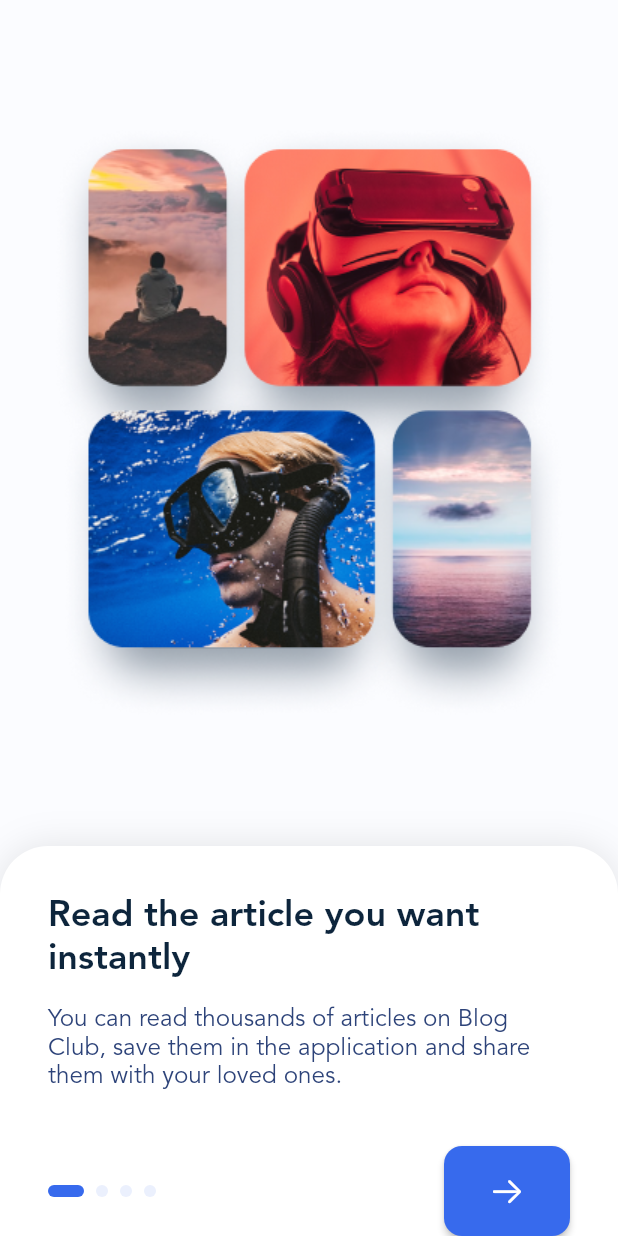
After one commit to hamidreza-ka/blog_club, a Flutter app: the screen it shows after launch, on a phone screen of 412 x 824 dp. The commit adds this screen. Run offline on Flutter 3.47's test engine with Material 2 defaults, Android fonts, the phone set to English and light mode, and no system bars; drawn by our look-alikes of smooth_page_indicator; our stand-ins replace dotted_border, flutter_svg; missing offline and left inert: dart:js.

Commit message:
implement onboardingScreen

```diff
--- a/lib/carousel/carousel_slider.dart
+++ b/lib/carousel/carousel_slider.dart
@@ -2,7 +2,6 @@ library carousel_slider;
 
 import 'dart:async';
 
-import 'package:flutter/foundation.dart';
 import 'package:flutter/gestures.dart';
 import 'package:flutter/material.dart';
 
@@ -265,6 +264,7 @@ class CarouselSliderState extends State<CarouselSlider>
   @override
   Widget build(BuildContext context) {
     return getGestureWrapper(PageView.builder(
+      padEnds: false,
       physics: widget.options.scrollPhysics,
       scrollDirection: widget.options.scrollDirection,
       pageSnapping: widget.options.pageSnapping,
--- a/lib/data.dart
+++ b/lib/data.dart
@@ -39,6 +39,16 @@ class PostData {
       required this.time,
       required this.isBookmarked,
       required this.imageFileName});
+}
+
+class OnBoardingData {
+  final String title;
+  final String description;
+
+  OnBoardingData({
+    required this.title,
+    required this.description,
+  });
 }
 
 class AppDatabase {
@@ -142,4 +152,27 @@ class AppDatabase {
           imageFileName: 'small_post_3.jpg'),
     ];
   }
+
+  static final List<OnBoardingData> onBoardingItems = [
+    OnBoardingData(
+      title: 'Read the article you want instantly',
+      description:
+          'You can read thousands of articles on Blog Club, save them in the application and share them with your loved ones.',
+    ),
+    OnBoardingData(
+      title: 'Read the article you want instantly',
+      description:
+          'You can read thousands of articles on Blog Club, save them in the application and share them with your loved ones.',
+    ),
+    OnBoardingData(
+      title: 'Read the article you want instantly',
+      description:
+          'You can read thousands of articles on Blog Club, save them in the application and share them with your loved ones.',
+    ),
+    OnBoardingData(
+      title: 'Read the article you want instantly',
+      description:
+          'You can read thousands of articles on Blog Club, save them in the application and share them with your loved ones.',
+    ),
+  ];
 }
--- a/lib/gen/assets.gen.dart
+++ b/lib/gen/assets.gen.dart
@@ -5,7 +5,6 @@
 
 import 'package:flutter/widgets.dart';
 import 'package:flutter_svg/flutter_svg.dart';
-import 'package:flutter/services.dart';
 
 class $AssetsImgGen {
   const $AssetsImgGen();
@@ -19,6 +18,8 @@ class $AssetsImgGen {
 class $AssetsImgBackgroundGen {
   const $AssetsImgBackgroundGen();
 
+  AssetGenImage get onboardingImages =>
+      const AssetGenImage('assets/img/background/onboarding_images.png');
   AssetGenImage get splashBackground =>
       const AssetGenImage('assets/img/background/splash_background.png');
 }
--- a/lib/home.dart
+++ b/lib/home.dart
@@ -98,6 +98,7 @@ class _CategoryList extends StatelessWidget {
           disableCenter: true,
           enableInfiniteScroll: false,
           enlargeCenterPage: true,
+          autoPlay: false,
           enlargeStrategy: CenterPageEnlargeStrategy.height),
     );
   }
--- a/lib/main.dart
+++ b/lib/main.dart
@@ -1,6 +1,5 @@
 import 'package:blog_club/gen/fonts.gen.dart';
 import 'package:blog_club/splash.dart';
-import 'package:flutter/cupertino.dart';
 import 'package:flutter/material.dart';
 import 'package:flutter/services.dart';
 
@@ -17,14 +16,22 @@ void main() {
 class MyApp extends StatelessWidget {
   @override
   Widget build(BuildContext context) {
-    final primaryTextColor = Color(0xff0D253C);
-    final secondaryTextColor = Color(0xff2d4379);
+    const primaryColor = Color(0xff376aed);
+    const primaryTextColor = Color(0xff0D253C);
+    const secondaryTextColor = Color(0xff2d4379);
 
     return MaterialApp(
       title: 'Flutter Demo',
       debugShowCheckedModeBanner: false,
       theme: ThemeData(
-        primarySwatch: Colors.blue,
+        colorScheme: const ColorScheme.light(
+          primary: primaryColor,
+          onPrimary: Colors.white,
+          surface: Colors.white,
+          onSurface: primaryTextColor,
+          background: Color(0xfffbfcff),
+          onBackground: primaryTextColor,
+        ),
         textButtonTheme: TextButtonThemeData(
           style: ButtonStyle(
             textStyle: MaterialStateProperty.all(
--- /dev/null
+++ b/lib/onboarding.dart
@@ -0,0 +1,155 @@
+// ignore: unused_import, avoid_web_libraries_in_flutter
+import 'dart:js';
+
+import 'package:blog_club/data.dart';
+import 'package:blog_club/gen/assets.gen.dart';
+import 'package:blog_club/home.dart';
+import 'package:flutter/cupertino.dart';
+import 'package:flutter/material.dart';
+import 'package:smooth_page_indicator/smooth_page_indicator.dart';
+
+class OnBoardingScreen extends StatefulWidget {
+  @override
+  State<OnBoardingScreen> createState() => _OnBoardingScreenState();
+}
+
+class _OnBoardingScreenState extends State<OnBoardingScreen> {
+  final PageController _pageController = PageController();
+  final List<OnBoardingData> onboardingItems = AppDatabase.onBoardingItems;
+
+  int page = 0;
+
+  @override
+  void initState() {
+    _pageController.addListener(() {
+      if (_pageController.page!.round() != page)
+        setState(() {
+          page = _pageController.page!.round();
+        });
+    });
+    super.initState();
+  }
+
+  @override
+  Widget build(BuildContext context) {
+    final ThemeData themeData = Theme.of(context);
+
+    return Scaffold(
+      backgroundColor: themeData.colorScheme.background,
+      body: SafeArea(
+        child: Column(
+          crossAxisAlignment: CrossAxisAlignment.center,
+          children: [
+            Expanded(
+              child: Padding(
+                padding: const EdgeInsets.fromLTRB(0, 32, 0, 32),
+                child: Assets.img.background.onboardingImages.image(),
+              ),
+            ),
+            Container(
+              height: 260,
+              decoration: BoxDecoration(
+                color: themeData.colorScheme.surface,
+                borderRadius: const BorderRadius.only(
+                  topLeft: Radius.circular(32),
+                  topRight: Radius.circular(32),
+                ),
+                boxShadow: [
+                  BoxShadow(
+                    blurRadius: 20,
+                    color: Colors.black.withOpacity(0.1),
+                  ),
+                ],
+              ),
+              child: Column(
+                children: [
+                  Expanded(
+                    child: PageView.builder(
+                        controller: _pageController,
+                        itemCount: onboardingItems.length,
+                        itemBuilder: (context, index) {
+                          return Padding(
+                            padding: const EdgeInsets.all(32),
+                            child: Column(
+                              crossAxisAlignment: CrossAxisAlignment.start,
+                              children: [
+                                Text(
+                                  onboardingItems[index].title,
+                                  style: themeData.textTheme.headline4,
+                                ),
+                                SizedBox(
+                                  height: 16,
+                                ),
+                                Text(
+                                  onboardingItems[index].description,
+                                  style: themeData.textTheme.subtitle1!
+                                      .apply(fontSizeFactor: 0.9),
+                                ),
+                              ],
+                            ),
+                          );
+                        }),
+                  ),
+                  Container(
+                    height: 60,
+                    padding: EdgeInsets.fromLTRB(32, 0, 32, 0),
+                    child: Row(
+                      mainAxisAlignment: MainAxisAlignment.spaceBetween,
+                      crossAxisAlignment: CrossAxisAlignment.center,
+                      children: [
+                        SmoothPageIndicator(
+                          controller: _pageController,
+                          count: onboardingItems.length,
+                          effect: ExpandingDotsEffect(
+                            dotWidth: 8,
+                            dotHeight: 8,
+                            activeDotColor: themeData.colorScheme.primary,
+                            dotColor:
+                                themeData.colorScheme.primary.withOpacity(0.1),
+                          ),
+                          onDotClicked: (index) =>
+                              _pageController.animateToPage(
+                            index,
+                            duration: Duration(milliseconds: 500),
+                            curve: Curves.decelerate,
+                          ),
+                        ),
+                        ElevatedButton(
+                          style: ButtonStyle(
+                            minimumSize:
+                                MaterialStateProperty.all(const Size(84, 60)),
+                            shape: MaterialStateProperty.all(
+                              RoundedRectangleBorder(
+                                borderRadius: BorderRadius.circular(12),
+                              ),
+                            ),
+                          ),
+                          child: Icon(page == onboardingItems.length - 1
+                              ? CupertinoIcons.check_mark
+                              : CupertinoIcons.arrow_right),
+                          onPressed: () {
+                            if (page == onboardingItems.length - 1)
+                              Navigator.pushReplacement(
+                                context,
+                                MaterialPageRoute(builder: (context) => Home()),
+                              );
+                            else
+                              _pageController.animateToPage(
+                                page + 1,
+                                duration: Duration(milliseconds: 500),
+                                curve: Curves.decelerate,
+                              );
+                          },
+                        )
+                      ],
+                    ),
+                  )
+                ],
+              ),
+            )
+          ],
+        ),
+      ),
+    );
+  }
+}
--- a/lib/splash.dart
+++ b/lib/splash.dart
@@ -1,8 +1,25 @@
 import 'package:blog_club/gen/assets.gen.dart';
-import 'package:flutter/cupertino.dart';
+import 'package:blog_club/onboarding.dart';
 import 'package:flutter/material.dart';
 
-class SplashScreen extends StatelessWidget {
+class SplashScreen extends StatefulWidget {
+  @override
+  State<SplashScreen> createState() => _SplashScreenState();
+}
+
+class _SplashScreenState extends State<SplashScreen> {
+  @override
+  void initState() {
+    Future.delayed(
+      const Duration(seconds: 2),
+    ).then((value) => Navigator.pushReplacement(
+          context,
+          MaterialPageRoute(builder: (context) => OnBoardingScreen()),
+        ));
+
+    super.initState();
+  }
+
   @override
   Widget build(BuildContext context) {
     return Scaffold(
@@ -12,7 +29,13 @@ class SplashScreen extends StatelessWidget {
             child: Assets.img.background.splashBackground.image(
               fit: BoxFit.cover,
             ),
-          )
+          ),
+          Center(
+            child: Assets.img.icons.logo.svg(
+              width: 80,
+              height: 80,
+            ),
+          ),
         ],
       ),
     );
--- a/pubspec.yaml
+++ b/pubspec.yaml
@@ -28,6 +28,7 @@ dependencies:
 
   cupertino_icons: ^1.0.2
   dotted_border: ^2.0.0+2
+  smooth_page_indicator: ^1.0.0+2
 
 dev_dependencies:
   flutter_test:
```
Also changed, not shown: assets/img/background/onboarding_images.png (added), pubspec.lock.
